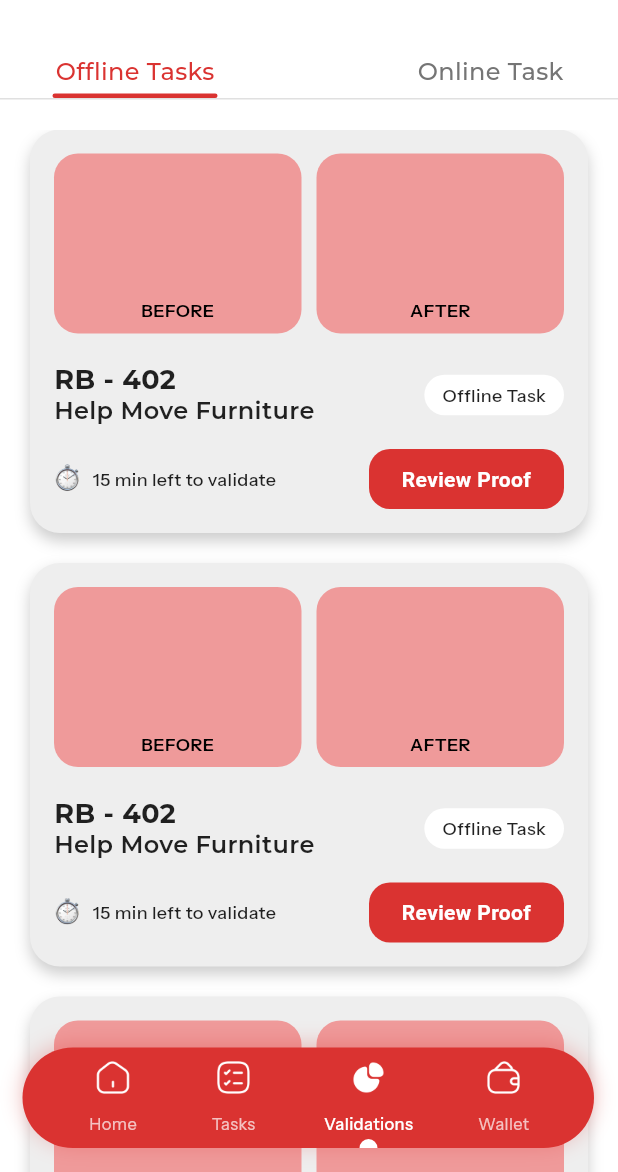
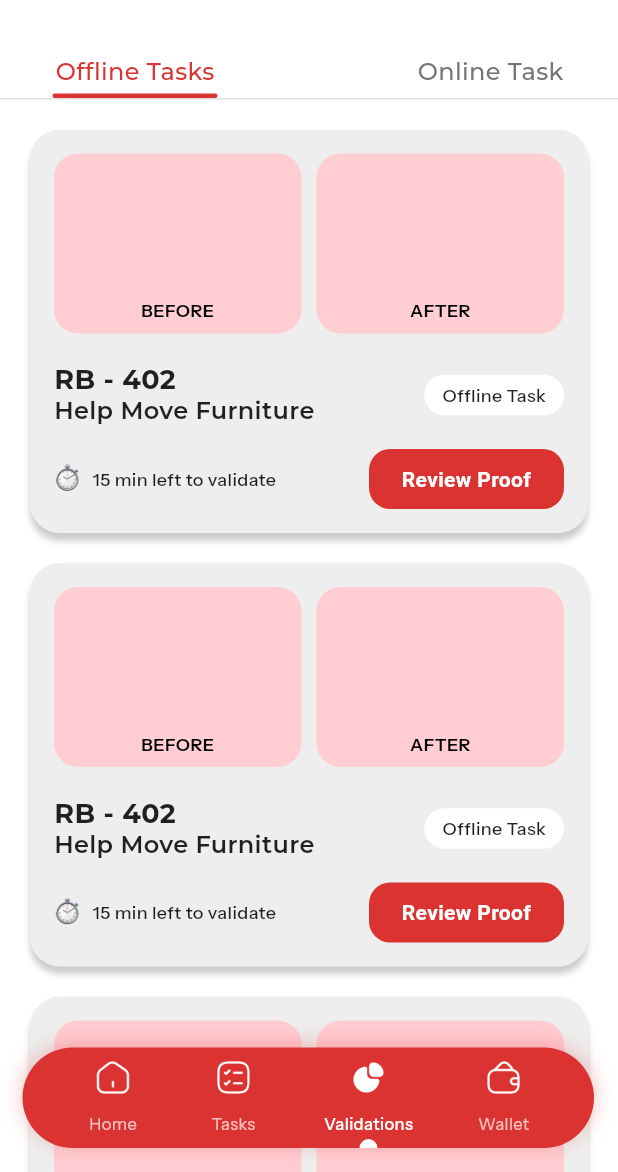
Before and after one commit to aroobaasif001/red_balloon_app, a Flutter app: the screen it shows after launch, item 3 of the bottom bar chosen, on a phone screen of 412 x 824 dp, the part 64-1236 px from its top. Run offline on Flutter 3.47's test engine with Material 3 defaults, Android fonts, the phone set to English and light mode, and no system bars; our stand-ins replace animate_do, cloud_firestore, file_picker, firebase_auth, firebase_core, get and 3 more; accounts and stored records are empty.

Commit message:
validation hub container color change zamin@

```diff
--- a/lib/views/bottomNavi/screens/validations_tab/validation_hub_screen/tabs/offlinetasktab.dart
+++ b/lib/views/bottomNavi/screens/validations_tab/validation_hub_screen/tabs/offlinetasktab.dart
@@ -20,7 +20,7 @@ class OfflineTaskTab extends StatelessWidget {
       boxShadow: [
         BoxShadow(
           color: Colors.black.withOpacity(0.20),
-          blurRadius: 8,
+          blurRadius: 3,
           offset: const Offset(0, 5),
         )
       ],
@@ -33,7 +33,7 @@ class OfflineTaskTab extends StatelessWidget {
               Expanded(
                 child: CustomContainer(
                   height: 120,
-                  conColor: Colors.red.shade200,
+                  conColor: Colors.red.shade100,
                   borderRadius: BorderRadius.circular(16),
                   alignment: Alignment.bottomCenter,
                   padding: const EdgeInsets.only(bottom: 8),
@@ -50,7 +50,7 @@ class OfflineTaskTab extends StatelessWidget {
               Expanded(
                 child: CustomContainer(
                   height: 120,
-                  conColor: Colors.red.shade200,
+                  conColor: Colors.red.shade100,
                   borderRadius: BorderRadius.circular(16),
                   alignment: Alignment.bottomCenter,
                   padding: const EdgeInsets.only(bottom: 8),
--- a/lib/views/bottomNavi/screens/validations_tab/validation_hub_screen/validation_hub_screen.dart
+++ b/lib/views/bottomNavi/screens/validations_tab/validation_hub_screen/validation_hub_screen.dart
@@ -22,6 +22,7 @@ class _ValidationHubScreenState extends State<ValidationHubScreen> {
 
   @override
   Widget build(BuildContext context) {
+
     return Scaffold(
       body: Column(
         children: [
```
